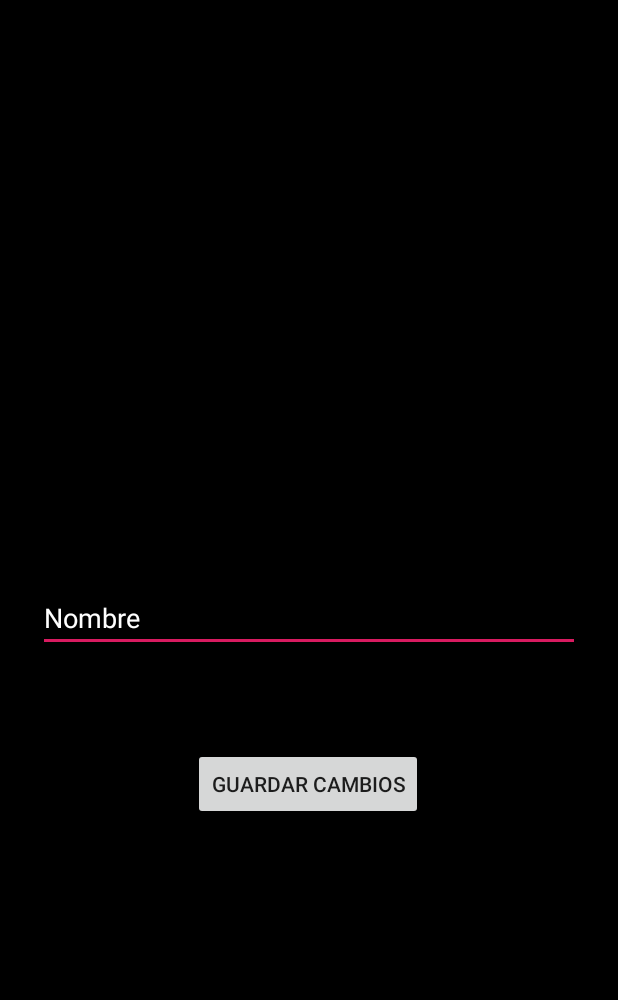
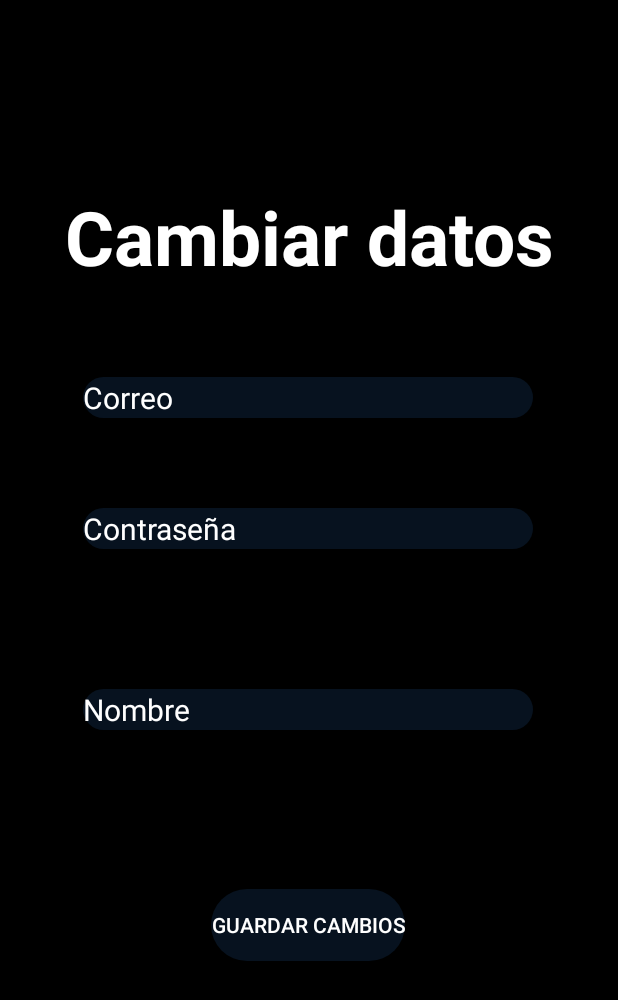
Before and after one commit to bettersoft-utslrc/appshots, an Android app: the PerfilActivity screen opened directly, with no data from a screen before it, after a tap on "GUARDAR CAMBIOS", on a phone screen of 412 x 824 dp. Shown: the top 1000 px of the screen. Run offline under Robolectric (Android 15) with nearby library versions, the phone set to English and light mode, and no system bars; our stand-ins replace Firebase (no records; nobody signed in at launch, a user with empty details on screens opened directly).

Commit message:
pantalla de perfil terminada

```diff
--- a/GrupoShots/app/src/main/java/com/example/gruposhots/Dashboard/PerfilActivity.java
+++ b/GrupoShots/app/src/main/java/com/example/gruposhots/Dashboard/PerfilActivity.java
@@ -7,12 +7,12 @@ public interface PerfilActivity {
         void enableInpuds();
         void disableInputs();
 
-        void fillEditText(String Nombre);
+        void fillEditText(String Nombre,String Email,String Password);
         void onError(String error);
     }
 
     interface Presenter{
-        void onSave(String Nombre);
+        void onSave(String Nombre,String Email,String Password);
         void onCharge();
 
         void onDestroy();
@@ -20,12 +20,17 @@ public interface PerfilActivity {
     interface Model{
         void chargeNombre();
         void setNombre(String Nombre);
+        void chargeEmail();
+        void setEmail(String Email);
+        void chargePassword();
+        void setPassword(String Password);
 
     }
 
     interface TaskListener{
         void onSucessSave();
-        void onSucessCharge(String Nombre);
+        void onSucessCharge(String Nombre, String Email, String Password);
+
         void onError(String error);
 
     }
--- a/GrupoShots/app/src/main/java/com/example/gruposhots/Dashboard/PerfilModel.java
+++ b/GrupoShots/app/src/main/java/com/example/gruposhots/Dashboard/PerfilModel.java
@@ -12,7 +12,7 @@ import com.google.firebase.database.DatabaseReference;
 import com.google.firebase.database.FirebaseDatabase;
 import com.google.firebase.database.ValueEventListener;
 
-public class PerfilModel implements PerfilActivity.Model {
+        public class PerfilModel implements PerfilActivity.Model {
 
     private PerfilActivity.TaskListener listener;
     private FirebaseDatabase database;
@@ -32,10 +32,13 @@ public class PerfilModel implements PerfilActivity.Model {
             @Override
             public void onDataChange(@NonNull DataSnapshot dataSnapshot) {
                 if (dataSnapshot.exists ()){
-                    String Nombre = (String) dataSnapshot.child ("Nombre").getValue ();
-                    listener.onSucessCharge (Nombre);
-                }else {
-                    listener.onError ("No hay nombre");
+                    String  Nombre = (String) dataSnapshot.child ("Nombre").getValue ();
+                    String  email = (String) dataSnapshot.child ("Email").getValue ();
+                    String  password = (String) dataSnapshot.child ("Password").getValue ();
+                    listener.onSucessCharge (Nombre, email ,password);
+                }
+                else {
+                    listener.onError ("No hay datos");
                 }
             }
 
@@ -62,4 +65,50 @@ public class PerfilModel implements PerfilActivity.Model {
         });
 
     }
+
+            @Override
+            public void chargeEmail() {
+
+            }
+
+            @Override
+    public void setEmail(String Email) {
+        reference.child ("Email").setValue (Email).addOnCompleteListener (new OnCompleteListener<Void> () {
+            @Override
+            public void onComplete(@NonNull Task<Void> task) {
+                if(task.isSuccessful ()){
+                    listener.onSucessSave ();
+                }else {
+                    if(task.getException ()!=null)
+                        listener.onError (task.getException ().getMessage ());
+                }
+            }
+        });
+
+
+
+    }
+
+            @Override
+            public void chargePassword() {
+
+            }
+
+            @Override
+    public void setPassword(String Password) {
+        reference.child ("Password").setValue (Password).addOnCompleteListener (new OnCompleteListener<Void> () {
+            @Override
+            public void onComplete(@NonNull Task<Void> task) {
+                if(task.isSuccessful ()){
+                    listener.onSucessSave ();
+                }else {
+                    if(task.getException ()!=null)
+                        listener.onError (task.getException ().getMessage ());
+                }
+            }
+        });
+
+    }
+
+
 }
--- a/GrupoShots/app/src/main/java/com/example/gruposhots/Dashboard/PerfilPresenter.java
+++ b/GrupoShots/app/src/main/java/com/example/gruposhots/Dashboard/PerfilPresenter.java
@@ -10,7 +10,7 @@ public class PerfilPresenter implements PerfilActivity.Presenter, PerfilActivity
     }
 
     @Override
-    public void onSave(String Nombre) {
+    public void onSave(String Nombre, String Email, String Password) {
         if(view !=null){
             view.disableInputs ();
             model.setNombre (Nombre);
@@ -23,6 +23,8 @@ public class PerfilPresenter implements PerfilActivity.Presenter, PerfilActivity
         if(view !=null){
             view.disableInputs ();
             model.chargeNombre ();
+            model.chargeEmail ();
+            model.chargePassword ();
         }
 
     }
@@ -37,14 +39,16 @@ public class PerfilPresenter implements PerfilActivity.Presenter, PerfilActivity
         if(view !=null){
 
             model.chargeNombre ();
+            model.chargeEmail ();
+            model.chargePassword ();
         }
     }
 
     @Override
-    public void onSucessCharge(String Nombre) {
+    public void onSucessCharge(String Nombre, String Email, String Password) {
         if (view !=null){
             view.enableInpuds ();
-            view.fillEditText (Nombre);
+            view.fillEditText (Nombre, Email, Password);
         }
     }
 
--- a/GrupoShots/app/src/main/java/com/example/gruposhots/PerfilActivity.java
+++ b/GrupoShots/app/src/main/java/com/example/gruposhots/PerfilActivity.java
@@ -16,7 +16,7 @@ import com.google.firebase.database.FirebaseDatabase;
 
 public class PerfilActivity extends AppCompatActivity implements com.example.gruposhots.Dashboard.PerfilActivity.View {
 
-    private EditText edt_Nombre;
+    private EditText edt_Nombre, edt_Email, edt_pass;
     private Button btn_GuardarPerfil;
     private com.example.gruposhots.Dashboard.PerfilActivity.Presenter presenter;
 
@@ -33,17 +33,22 @@ public class PerfilActivity extends AppCompatActivity implements com.example.gru
     private void setViews() {
 
         edt_Nombre = findViewById (R.id.txtNombrePerfil);
+        edt_Email =findViewById (R.id.txtEmailPerfil);
+        edt_pass = findViewById (R.id.txtContraPerfil);
         btn_GuardarPerfil = findViewById (R.id.btnPerfil);
         presenter.onCharge ();
         btn_GuardarPerfil.setOnClickListener (new View.OnClickListener () {
             @Override
             public void onClick(View view) {
-                presenter.onSave (edt_Nombre.getText ().toString ().trim ());
+                presenter.onSave (edt_Nombre.getText ().toString ().trim (), edt_Email.getText ().toString ().trim (), edt_pass.getText ().toString ().trim ());
+
             }
         });
     }
     private void setInputs(boolean enable){
         edt_Nombre.setEnabled (enable);
+        edt_Email.setEnabled (enable);
+        edt_pass.setEnabled (enable);
         btn_GuardarPerfil.setEnabled (enable);
 
     }
@@ -60,8 +65,10 @@ public class PerfilActivity extends AppCompatActivity implements com.example.gru
     }
 
     @Override
-    public void fillEditText(String Nombre) {
+    public void fillEditText(String Nombre, String Email, String Password) {
         edt_Nombre.setText (Nombre);
+        edt_Email.setText (Email);
+        edt_pass.setText (Password);
 
     }
 
--- a/GrupoShots/app/src/main/res/layout/activity_perfil.xml
+++ b/GrupoShots/app/src/main/res/layout/activity_perfil.xml
@@ -10,30 +10,101 @@
 
     <EditText
         android:id="@+id/txtNombrePerfil"
-        android:layout_width="match_parent"
+        android:layout_width="300dp"
         android:layout_height="wrap_content"
+        android:textSize="20dp"
+        android:layout_marginStart="8dp"
+        android:layout_marginLeft="8dp"
+        android:layout_marginEnd="8dp"
+        android:layout_marginRight="8dp"
         android:layout_marginBottom="8dp"
+        android:background="@drawable/redondear"
         android:hint="@string/nombre"
-        android:layout_margin="25dp"
+        android:textColor="#fff"
         android:textColorHint="#fff"
+        app:layout_constraintBottom_toBottomOf="parent"
+        app:layout_constraintEnd_toEndOf="parent"
+        app:layout_constraintHorizontal_bias="0.494"
+        app:layout_constraintStart_toStartOf="parent"
+        app:layout_constraintTop_toTopOf="parent"
+        app:layout_constraintVertical_bias="0.582" />
+
+    <EditText
+        android:id="@+id/txtEmailPerfil"
+        android:layout_width="300dp"
+        android:layout_height="wrap_content"
+        android:layout_marginStart="8dp"
+        android:layout_marginLeft="8dp"
+        android:layout_marginTop="60dp"
+        android:layout_marginEnd="8dp"
+        android:layout_marginRight="8dp"
+        android:background="@drawable/redondear"
+        android:hint="@string/enter_email"
         android:textColor="#fff"
-        app:layout_constraintBottom_toBottomOf="parent"
-        app:layout_constraintTop_toTopOf="parent"
-        tools:layout_editor_absoluteX="0dp" />
+        android:textColorHint="#fff"
+        android:textSize="20dp"
+        app:layout_constraintEnd_toEndOf="parent"
+        app:layout_constraintHorizontal_bias="0.494"
+        app:layout_constraintStart_toStartOf="parent"
+        app:layout_constraintTop_toBottomOf="@+id/textView4" />
+
+    <EditText
+        android:id="@+id/txtContraPerfil"
+        android:layout_width="300dp"
+        android:layout_height="wrap_content"
+        android:layout_marginStart="8dp"
+        android:textSize="20dp"
+        android:layout_marginLeft="8dp"
+        android:layout_marginTop="8dp"
+        android:layout_marginEnd="8dp"
+        android:layout_marginRight="8dp"
+        android:layout_marginBottom="8dp"
+        android:background="@drawable/redondear"
+        android:hint="@string/enter_pasword"
+        android:textColor="#fff"
+        android:textColorHint="#fff"
+        app:layout_constraintBottom_toTopOf="@+id/txtNombrePerfil"
+        app:layout_constraintEnd_toEndOf="parent"
+        app:layout_constraintHorizontal_bias="0.494"
+        app:layout_constraintStart_toStartOf="parent"
+        app:layout_constraintTop_toBottomOf="@+id/txtEmailPerfil"
+        app:layout_constraintVertical_bias="0.378" />
 
     <Button
         android:id="@+id/btnPerfil"
         android:layout_width="wrap_content"
+        android:background="@drawable/redondear"
         android:layout_height="wrap_content"
         android:layout_marginStart="8dp"
         android:layout_marginLeft="8dp"
-        android:layout_marginTop="64dp"
+        android:layout_marginTop="68dp"
         android:layout_marginEnd="8dp"
         android:layout_marginRight="8dp"
+        android:layout_marginBottom="8dp"
         android:text="Guardar Cambios"
+        android:textColor="#fff"
+        app:layout_constraintBottom_toBottomOf="parent"
         app:layout_constraintEnd_toEndOf="parent"
         app:layout_constraintHorizontal_bias="0.497"
         app:layout_constraintStart_toStartOf="parent"
-        app:layout_constraintTop_toBottomOf="@+id/txtNombrePerfil" />
+        app:layout_constraintTop_toBottomOf="@+id/txtNombrePerfil"
+        app:layout_constraintVertical_bias="0.178" />
+
+    <TextView
+        android:id="@+id/textView4"
+        android:layout_width="wrap_content"
+        android:layout_height="wrap_content"
+        android:layout_marginStart="8dp"
+        android:layout_marginLeft="8dp"
+        android:layout_marginTop="124dp"
+        android:layout_marginEnd="8dp"
+        android:layout_marginRight="8dp"
+        android:text="Cambiar datos"
+        android:textColor="#FFF"
+        android:textSize="50dp"
+        android:textStyle="bold"
+        app:layout_constraintEnd_toEndOf="parent"
+        app:layout_constraintStart_toStartOf="parent"
+        app:layout_constraintTop_toTopOf="parent" />
 
 </android.support.constraint.ConstraintLayout>
```
